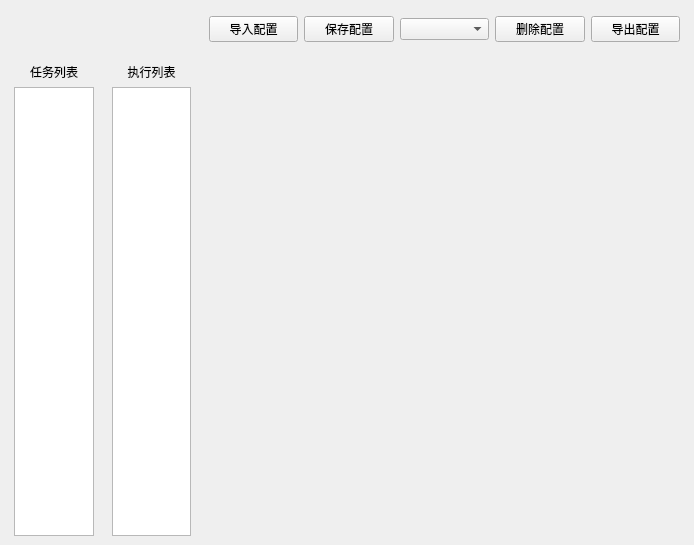
Thetrint/snow-elves, file ui/ScriptWindow.ui: the form before one commit.
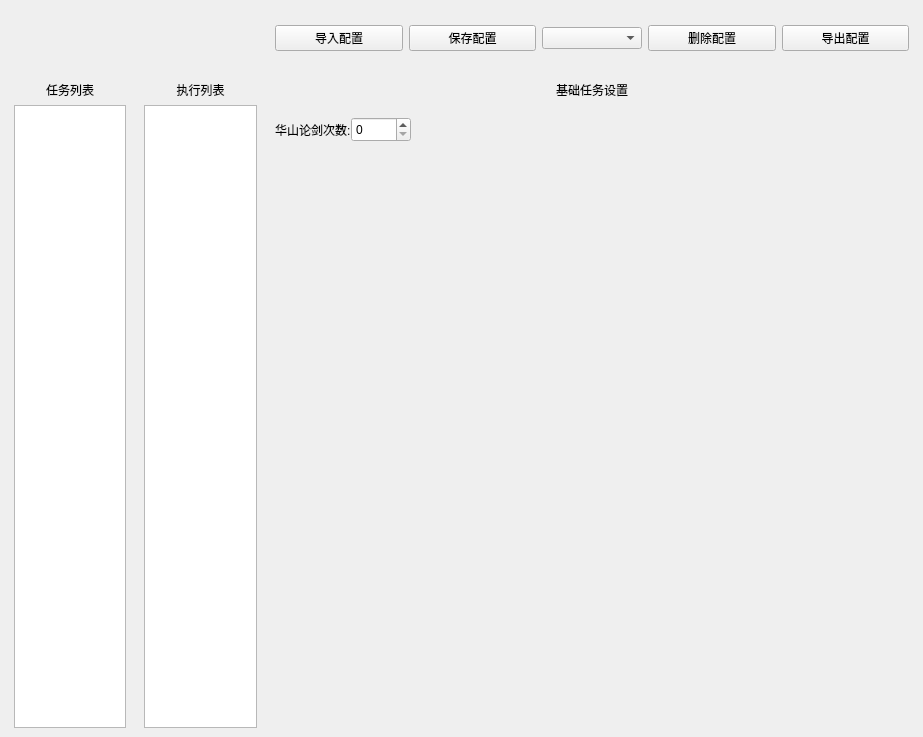
The form after the commit. The open tabs and pages were chosen to show the change.

Commit message: 新增华山论剑

Diff of the .ui file:
```diff
--- a/ui/ScriptWindow.ui
+++ b/ui/ScriptWindow.ui
@@ -6,8 +6,8 @@
    <rect>
     <x>0</x>
     <y>0</y>
-    <width>694</width>
-    <height>545</height>
+    <width>923</width>
+    <height>737</height>
    </rect>
   </property>
   <property name="windowTitle">
@@ -142,7 +142,108 @@
       </sizepolicy>
      </property>
      <widget class="QWidget" name="page"/>
-     <widget class="QWidget" name="page_2"/>
+     <widget class="QWidget" name="page_2">
+      <layout class="QVBoxLayout" name="verticalLayout_3">
+       <item>
+        <widget class="QLabel" name="label_3">
+         <property name="sizePolicy">
+          <sizepolicy hsizetype="Preferred" vsizetype="Preferred">
+           <horstretch>0</horstretch>
+           <verstretch>0</verstretch>
+          </sizepolicy>
+         </property>
+         <property name="text">
+          <string>基础任务设置</string>
+         </property>
+         <property name="alignment">
+          <set>Qt::AlignmentFlag::AlignCenter</set>
+         </property>
+        </widget>
+       </item>
+       <item>
+        <widget class="QWidget" name="widget_5" native="true">
+         <property name="sizePolicy">
+          <sizepolicy hsizetype="Preferred" vsizetype="Preferred">
+           <horstretch>0</horstretch>
+           <verstretch>0</verstretch>
+          </sizepolicy>
+         </property>
+         <property name="minimumSize">
+          <size>
+           <width>0</width>
+           <height>50</height>
+          </size>
+         </property>
+         <layout class="QHBoxLayout" name="horizontalLayout_2">
+          <property name="spacing">
+           <number>0</number>
+          </property>
+          <property name="leftMargin">
+           <number>0</number>
+          </property>
+          <property name="topMargin">
+           <number>0</number>
+          </property>
+          <property name="rightMargin">
+           <number>0</number>
+          </property>
+          <property name="bottomMargin">
+           <number>0</number>
+          </property>
+          <item>
+           <widget class="QLabel" name="label_4">
+            <property name="minimumSize">
+             <size>
+              <width>0</width>
+              <height>0</height>
+             </size>
+            </property>
+            <property name="text">
+             <string>华山论剑次数:</string>
+            </property>
+           </widget>
+          </item>
+          <item>
+           <widget class="QSpinBox" name="spinBox">
+            <property name="minimumSize">
+             <size>
+              <width>60</width>
+              <height>25</height>
+             </size>
+            </property>
+           </widget>
+          </item>
+          <item>
+           <spacer name="horizontalSpacer">
+            <property name="orientation">
+             <enum>Qt::Orientation::Horizontal</enum>
+            </property>
+            <property name="sizeHint" stdset="0">
+             <size>
+              <width>40</width>
+              <height>20</height>
+             </size>
+            </property>
+           </spacer>
+          </item>
+         </layout>
+        </widget>
+       </item>
+       <item>
+        <spacer name="verticalSpacer">
+         <property name="orientation">
+          <enum>Qt::Orientation::Vertical</enum>
+         </property>
+         <property name="sizeHint" stdset="0">
+          <size>
+           <width>20</width>
+           <height>393</height>
+          </size>
+         </property>
+        </spacer>
+       </item>
+      </layout>
+     </widget>
     </widget>
    </item>
   </layout>
```
Left out of the diff: 3 changed lines with no effect on the pictures. The commit also changes 32 other files.
